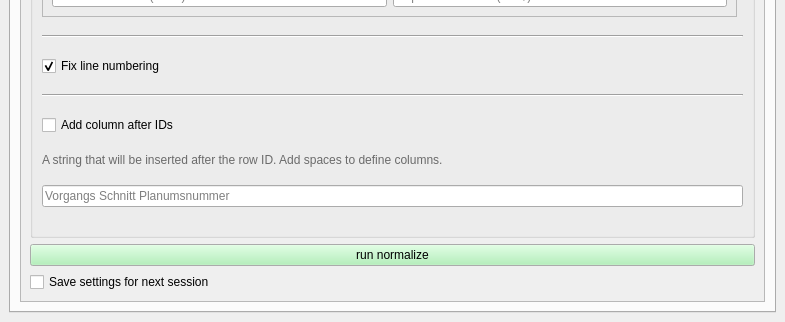
Old version of the form s2g_data_processor_dockwidget_base.ui in the repository survey2gis/s2g-qgis-extension; both pictures show x 0 to 785 and y 486 to 808 of the 785 by 808 pixel window.
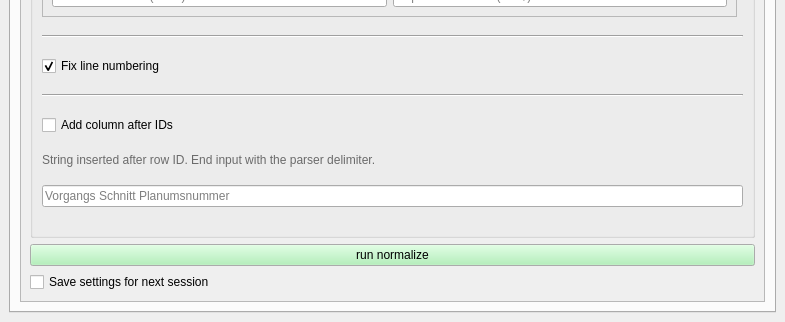
New version of the form.

Patch:
```diff
--- a/s2g_data_processor_dockwidget_base.ui
+++ b/s2g_data_processor_dockwidget_base.ui
@@ -423,7 +423,7 @@
                   </palette>
                  </property>
                  <property name="text">
-                  <string>A string that will be inserted after the row ID. Add spaces to define columns.</string>
+                  <string>String inserted after row ID. End input with the parser delimiter.</string>
                  </property>
                 </widget>
                </item>
```
